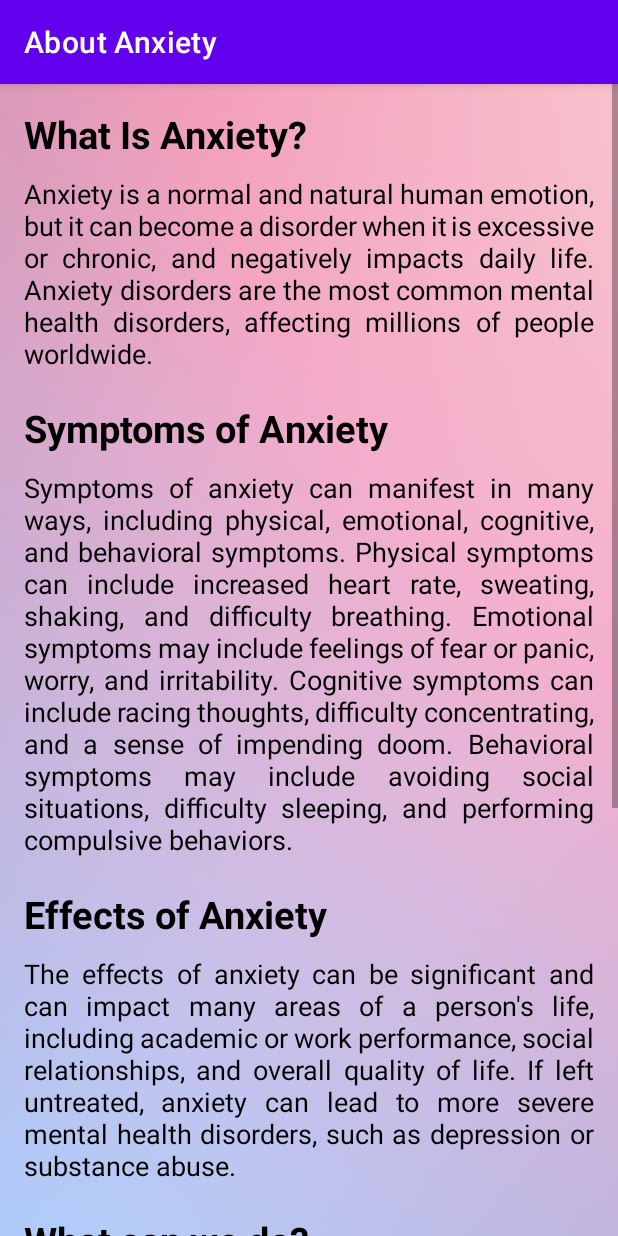
After one commit to AkilaWic/mindfulness-app, an Android app: the AboutAnxiety screen opened directly, with no data from a screen before it, on a phone screen of 412 x 824 dp. The commit adds this screen. Run offline under Robolectric (Android 15) with nearby library versions, the phone set to English and light mode, and no system bars.

Commit message:
Added About Anxiety.

```diff
--- a/app/src/main/AndroidManifest.xml
+++ b/app/src/main/AndroidManifest.xml
@@ -57,6 +57,9 @@
             android:name=".AboutAdhd"
             android:label="About ADHD"></activity>
         <activity
+            android:name=".AboutAnxiety"
+            android:label="About Anxiety"></activity>
+        <activity
             android:name=".MainActivity"
             android:exported="true">
             <intent-filter>
--- /dev/null
+++ b/app/src/main/java/com/example/mindfulness/AboutAnxiety.java
@@ -0,0 +1,15 @@
+package com.example.mindfulness;
+
+import android.os.Bundle;
+
+import androidx.appcompat.app.AppCompatActivity;
+
+public class AboutAnxiety extends AppCompatActivity {
+
+    @Override
+    protected void onCreate(Bundle savedInstanceState) {
+        super.onCreate(savedInstanceState);
+        setContentView(R.layout.about_anxiety);
+
+    }
+}
--- a/app/src/main/java/com/example/mindfulness/Adhd.java
+++ b/app/src/main/java/com/example/mindfulness/Adhd.java
@@ -27,7 +27,7 @@ public class Adhd extends AppCompatActivity {
             }
         });
 
-        //About Stress
+        //About ADHD
         TextView about = (TextView) findViewById(R.id.about);
 
         about.setOnClickListener(new View.OnClickListener() {
--- a/app/src/main/java/com/example/mindfulness/Anxiety.java
+++ b/app/src/main/java/com/example/mindfulness/Anxiety.java
@@ -4,6 +4,7 @@ import android.content.Intent;
 import android.os.Bundle;
 import android.view.View;
 import android.widget.Button;
+import android.widget.TextView;
 
 import androidx.appcompat.app.AppCompatActivity;
 
@@ -26,5 +27,17 @@ public class Anxiety extends AppCompatActivity {
             }
         });
 
+        //About Anxiety
+        TextView about = (TextView) findViewById(R.id.about);
+
+        about.setOnClickListener(new View.OnClickListener() {
+            @Override
+            public void onClick(View view) {
+                //Create new intent
+                Intent about = new Intent(Anxiety.this, AboutAnxiety.class);
+                startActivity(about);
+            }
+        });
+
     }
 }
--- /dev/null
+++ b/app/src/main/res/layout/about_anxiety.xml
@@ -0,0 +1,86 @@
+<?xml version="1.0" encoding="utf-8"?>
+<ScrollView xmlns:android="http://schemas.android.com/apk/res/android"
+    android:layout_width="match_parent"
+    android:layout_height="match_parent"
+    android:background="@drawable/bg_agreement">
+
+    <LinearLayout
+        android:layout_width="match_parent"
+        android:layout_height="match_parent"
+        android:orientation="vertical"
+        android:padding="16dp">
+
+
+        <TextView
+            android:layout_width="wrap_content"
+            android:layout_height="wrap_content"
+            android:text="What Is Anxiety?"
+            android:textColor="@color/black"
+            android:textSize="25dp"
+            android:textStyle="bold"></TextView>
+
+        <TextView
+            android:layout_width="wrap_content"
+            android:layout_height="wrap_content"
+            android:layout_marginTop="10dp"
+            android:justificationMode="inter_word"
+            android:text="Anxiety is a normal and natural human emotion, but it can become a disorder when it is excessive or chronic, and negatively impacts daily life. Anxiety disorders are the most common mental health disorders, affecting millions of people worldwide."
+            android:textColor="@color/black"
+            android:textSize="18dp"></TextView>
+
+        <TextView
+            android:layout_width="wrap_content"
+            android:layout_height="wrap_content"
+            android:layout_marginTop="20dp"
+            android:text="Symptoms of Anxiety"
+            android:textColor="@color/black"
+            android:textSize="25dp"
+            android:textStyle="bold"></TextView>
+
+        <TextView
+            android:layout_width="wrap_content"
+            android:layout_height="wrap_content"
+            android:layout_marginTop="10dp"
+            android:justificationMode="inter_word"
+            android:text="Symptoms of anxiety can manifest in many ways, including physical, emotional, cognitive, and behavioral symptoms. Physical symptoms can include increased heart rate, sweating, shaking, and difficulty breathing. Emotional symptoms may include feelings of fear or panic, worry, and irritability. Cognitive symptoms can include racing thoughts, difficulty concentrating, and a sense of impending doom. Behavioral symptoms may include avoiding social situations, difficulty sleeping, and performing compulsive behaviors."
+            android:textColor="@color/black"
+            android:textSize="18dp"></TextView>
+
+        <TextView
+            android:layout_width="wrap_content"
+            android:layout_height="wrap_content"
+            android:layout_marginTop="20dp"
+            android:text="Effects of Anxiety"
+            android:textColor="@color/black"
+            android:textSize="25dp"
+            android:textStyle="bold"></TextView>
+
+        <TextView
+            android:layout_width="wrap_content"
+            android:layout_height="wrap_content"
+            android:layout_marginTop="10dp"
+            android:justificationMode="inter_word"
+            android:text="The effects of anxiety can be significant and can impact many areas of a person's life, including academic or work performance, social relationships, and overall quality of life. If left untreated, anxiety can lead to more severe mental health disorders, such as depression or substance abuse."
+            android:textColor="@color/black"
+            android:textSize="18dp"></TextView>
+
+        <TextView
+            android:layout_width="wrap_content"
+            android:layout_height="wrap_content"
+            android:layout_marginTop="20dp"
+            android:text="What can we do?"
+            android:textColor="@color/black"
+            android:textSize="25dp"
+            android:textStyle="bold"></TextView>
+
+        <TextView
+            android:layout_width="wrap_content"
+            android:layout_height="wrap_content"
+            android:layout_marginTop="10dp"
+            android:justificationMode="inter_word"
+            android:text="There are many different treatment options available for anxiety disorders, including medication and psychotherapy. Medication can help to reduce symptoms of anxiety, such as excessive worrying or panic attacks. Psychotherapy, such as cognitive-behavioral therapy or exposure therapy, can help individuals learn coping strategies and develop skills to manage their symptoms.\n\nIn addition to medication and therapy, there are also lifestyle changes that can help to manage symptoms of anxiety. These may include regular exercise, a healthy diet, and stress-reducing activities such as mindfulness or meditation. It is important for individuals with anxiety to work with healthcare professionals to find the right combination of treatments and strategies that work best for them."
+            android:textColor="@color/black"
+            android:textSize="18dp"></TextView>
+
+    </LinearLayout>
+</ScrollView>
--- a/app/src/main/res/layout/anxiety_enty_page.xml
+++ b/app/src/main/res/layout/anxiety_enty_page.xml
@@ -33,6 +33,7 @@
     </Button>
 
     <TextView
+        android:id="@+id/about"
         android:layout_width="wrap_content"
         android:layout_height="wrap_content"
         android:layout_marginTop="8dp"
```
